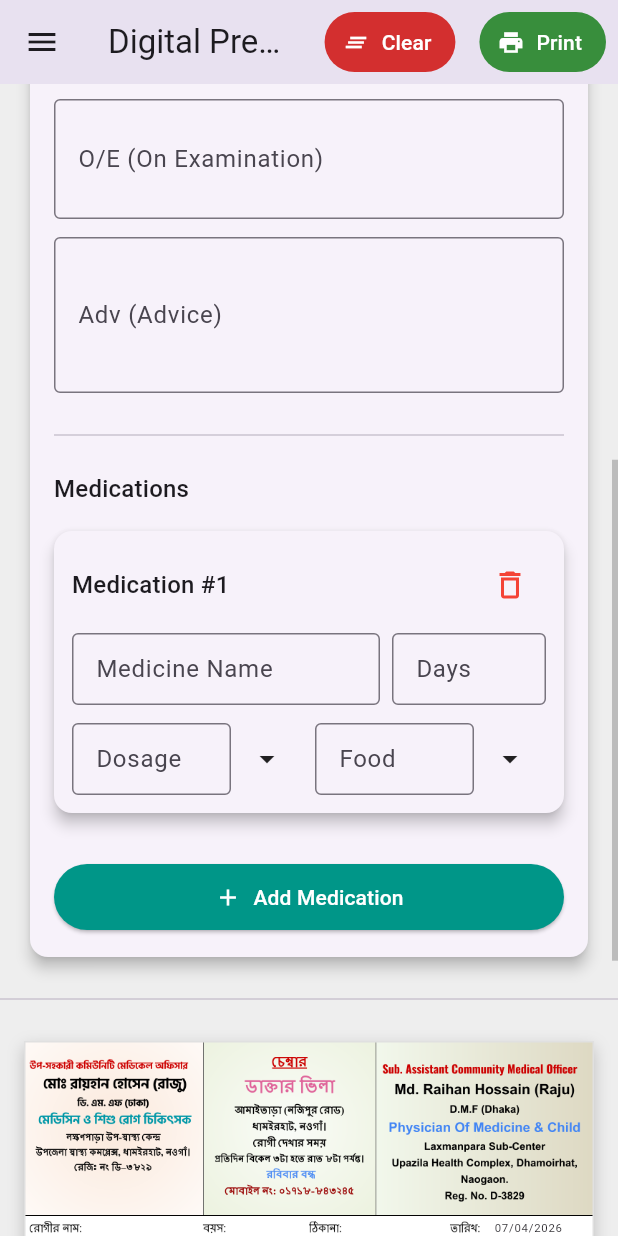
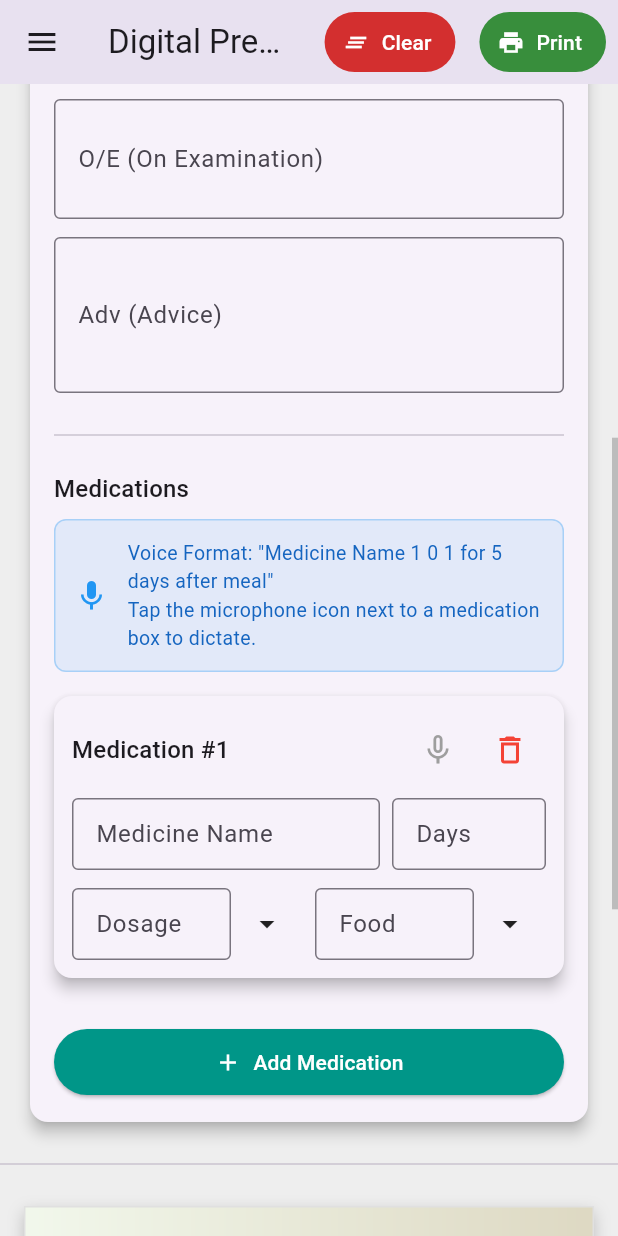
Before and after one commit to omor-niloy/Digital-Prescription, a Flutter app: the screen it shows after launch, scrolled down 576 dp, on a phone screen of 412 x 824 dp. Run offline on Flutter 3.47's test engine with Material 3 defaults, Android fonts, the phone set to English and light mode, and no system bars; drawn by our look-alikes of flutter_typeahead; our stand-ins replace file_picker, pdf, permission_handler, printing, shared_preferences, speech_to_text and 2 more; missing offline and left inert: fuzzywuzzy; accounts and stored records are empty.

Commit message:
Voice command integration

```diff
--- a/lib/widgets/patient_info_panel.dart
+++ b/lib/widgets/patient_info_panel.dart
@@ -296,6 +296,27 @@ class _PatientInfoPanelState extends State<PatientInfoPanel> {
           const Divider(),
           const SizedBox(height: 16),
           Text('Medications', style: Theme.of(context).textTheme.titleMedium),
+          const SizedBox(height: 8),
+          Container(
+            padding: const EdgeInsets.all(12),
+            decoration: BoxDecoration(
+              color: Colors.blue.withValues(alpha: 0.1),
+              borderRadius: BorderRadius.circular(8),
+              border: Border.all(color: Colors.blue.withValues(alpha: 0.3)),
+            ),
+            child: Row(
+              children: [
+                const Icon(Icons.mic, color: Colors.blue),
+                const SizedBox(width: 12),
+                Expanded(
+                  child: Text(
+                    'Voice Format: "Medicine Name 1 0 1 for 5 days after meal"\nTap the microphone icon next to a medication box to dictate.',
+                    style: TextStyle(color: Colors.blue[800], fontSize: 13),
+                  ),
+                ),
+              ],
+            ),
+          ),
           const SizedBox(height: 16),
           // Use a ListView.builder for a dynamic list of medication forms
           ListView.builder(
@@ -344,10 +365,33 @@ class _PatientInfoPanelState extends State<PatientInfoPanel> {
                   'Medication #${int.parse(box.id.split('_').last) + 1}', // Simple numbering
                   style: Theme.of(context).textTheme.titleMedium,
                 ),
-                IconButton(
-                  icon: const Icon(Icons.delete_outline, color: Colors.red),
-                  onPressed: () => widget.controller.deleteDynamicBox(box.id),
-                  tooltip: 'Delete Medication',
+                Row(
+                  children: [
+                    if (widget.controller.isProcessingVoiceMap[box.id] == true)
+                      const Padding(
+                        padding: EdgeInsets.symmetric(horizontal: 8.0),
+                        child: SizedBox(
+                          width: 16,
+                          height: 16,
+                          child: CircularProgressIndicator(strokeWidth: 2)
+                        ),
+                      ),
+                    IconButton(
+                      icon: Icon(
+                        widget.controller.isRecordingMap[box.id] == true
+                            ? Icons.mic
+                            : Icons.mic_none,
+                        color: widget.controller.isRecordingMap[box.id] == true ? Colors.red : Colors.grey,
+                      ),
+                      onPressed: () => widget.controller.toggleVoiceRecording(box.id, context),
+                      tooltip: 'Voice Record',
+                    ),
+                    IconButton(
+                      icon: const Icon(Icons.delete_outline, color: Colors.red),
+                      onPressed: () => widget.controller.deleteDynamicBox(box.id),
+                      tooltip: 'Delete Medication',
+                    ),
+                  ],
                 ),
               ],
             ),
--- a/pubspec.yaml
+++ b/pubspec.yaml
@@ -45,6 +45,8 @@ dependencies:
   permission_handler: ^12.0.1
   shared_preferences: ^2.2.3
   file_picker: ^8.0.3
+  speech_to_text: ^7.3.0
+  fuzzywuzzy: ^1.2.0
 
 dev_dependencies:
   flutter_test:
```
Also changed, not shown: lib/controllers/prescription_controller.dart (+106 -0 lines), lib/services/voice_parser_service.dart (added, +100 -0 lines), lib/services/voice_service.dart (added, +82 -0 lines), assets/images/bg.png, pubspec.lock, 3 other files.
